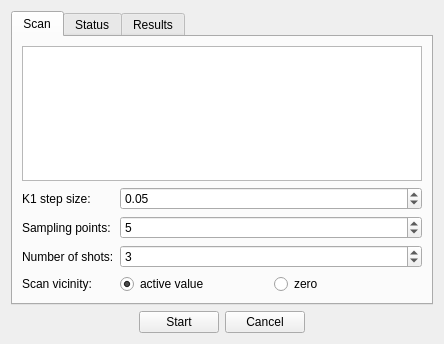
The window that madgui/online/offcal.ui (hibtc/madgui) describes before a commit, drawn with Qt 5.
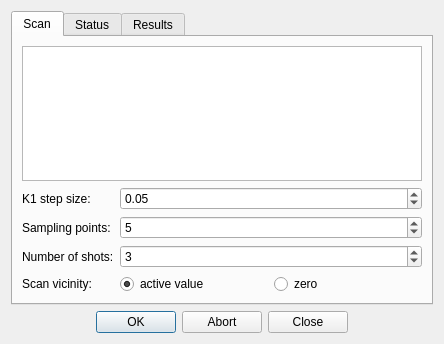
The same window after the commit. Custom widgets are drawn as their Qt base class.

Commit message: Use QDialogButtonBox

What changed in the file:
```diff
--- a/madgui/online/offcal.ui
+++ b/madgui/online/offcal.ui
@@ -147,48 +147,14 @@
     </widget>
    </item>
    <item>
-    <layout class="QHBoxLayout">
-     <item>
-      <spacer>
-       <property name="orientation">
-        <enum>Qt::Horizontal</enum>
-       </property>
-       <property name="sizeHint" stdset="0">
-        <size>
-         <width>40</width>
-         <height>20</height>
-        </size>
-       </property>
-      </spacer>
-     </item>
-     <item>
-      <widget class="QPushButton" name="btn_start">
-       <property name="text">
-        <string>Start</string>
-       </property>
-      </widget>
-     </item>
-     <item>
-      <widget class="QPushButton" name="btn_cancel">
-       <property name="text">
-        <string>Cancel</string>
-       </property>
-      </widget>
-     </item>
-     <item>
-      <spacer>
-       <property name="orientation">
-        <enum>Qt::Horizontal</enum>
-       </property>
-       <property name="sizeHint" stdset="0">
-        <size>
-         <width>40</width>
-         <height>20</height>
-        </size>
-       </property>
-      </spacer>
-     </item>
-    </layout>
+    <widget class="QDialogButtonBox" name="btns">
+     <property name="standardButtons">
+      <set>QDialogButtonBox::Abort|QDialogButtonBox::Close|QDialogButtonBox::Ok</set>
+     </property>
+     <property name="centerButtons">
+      <bool>true</bool>
+     </property>
+    </widget>
    </item>
   </layout>
  </widget>
```
The commit also changes 1 other file.
